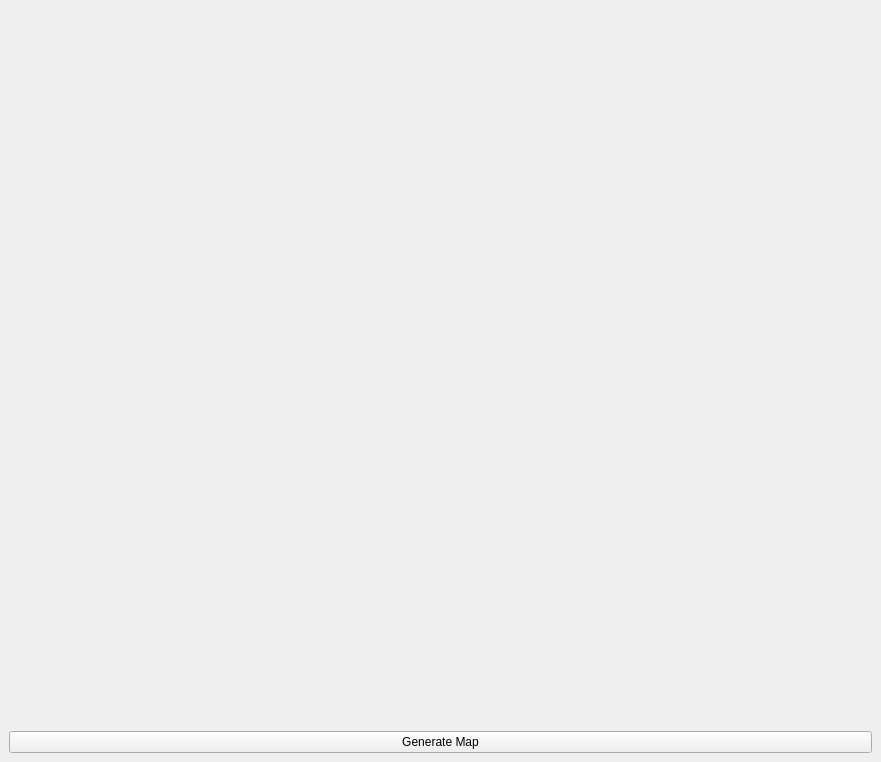
The window that dun_gen.ui (Axident/dun_gen) describes before a commit, drawn with Qt 5.
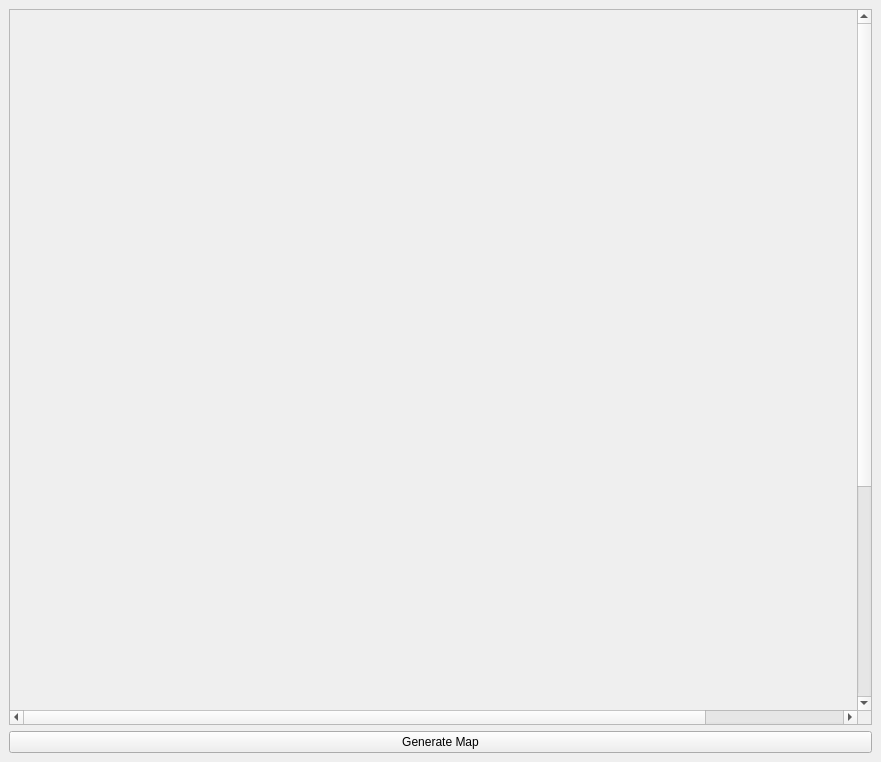
The same window after the commit.

Commit message: removing obsolete code, improving secret doors, adding grid

```diff
--- a/dun_gen.ui
+++ b/dun_gen.ui
@@ -16,10 +16,41 @@
   <widget class="QWidget" name="centralwidget">
    <layout class="QGridLayout" name="gridLayout">
     <item row="0" column="0">
-     <widget class="QLabel" name="map">
-      <property name="text">
-       <string/>
+     <widget class="QScrollArea" name="scrollArea">
+      <property name="widgetResizable">
+       <bool>true</bool>
       </property>
+      <widget class="QWidget" name="scrollAreaWidgetContents">
+       <property name="geometry">
+        <rect>
+         <x>-11</x>
+         <y>0</y>
+         <width>1018</width>
+         <height>1018</height>
+        </rect>
+       </property>
+       <layout class="QGridLayout" name="gridLayout_2">
+        <item row="0" column="0">
+         <widget class="QLabel" name="map">
+          <property name="minimumSize">
+           <size>
+            <width>1000</width>
+            <height>1000</height>
+           </size>
+          </property>
+          <property name="maximumSize">
+           <size>
+            <width>1000</width>
+            <height>1000</height>
+           </size>
+          </property>
+          <property name="text">
+           <string/>
+          </property>
+         </widget>
+        </item>
+       </layout>
+      </widget>
      </widget>
     </item>
     <item row="1" column="0">
```
The commit also changes 2 other files.
